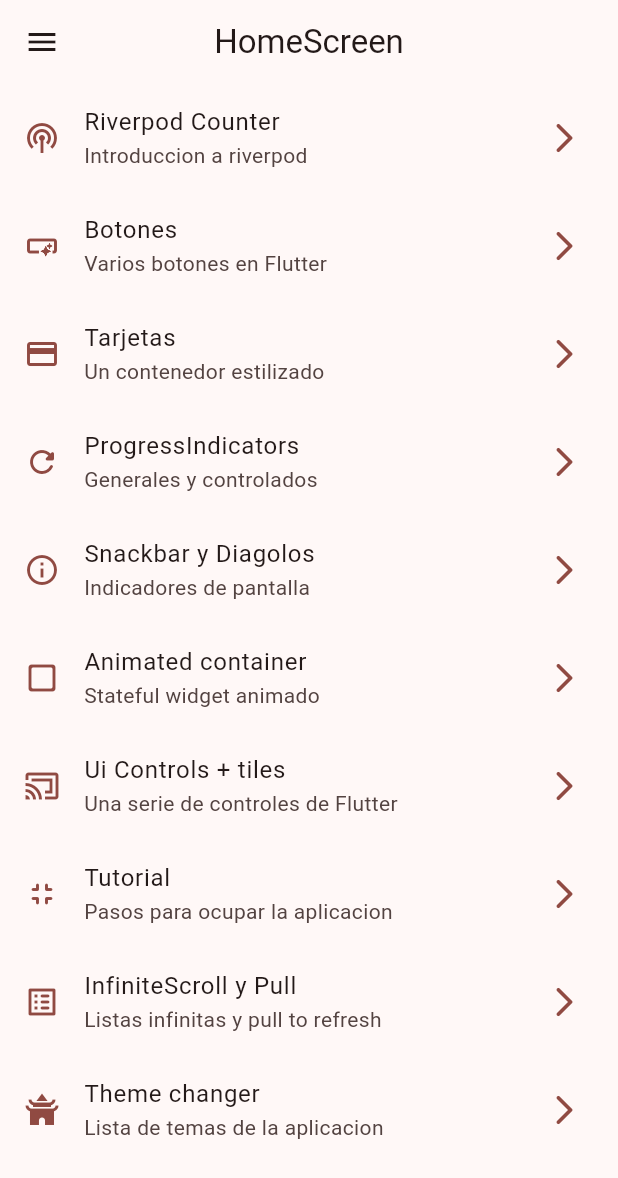
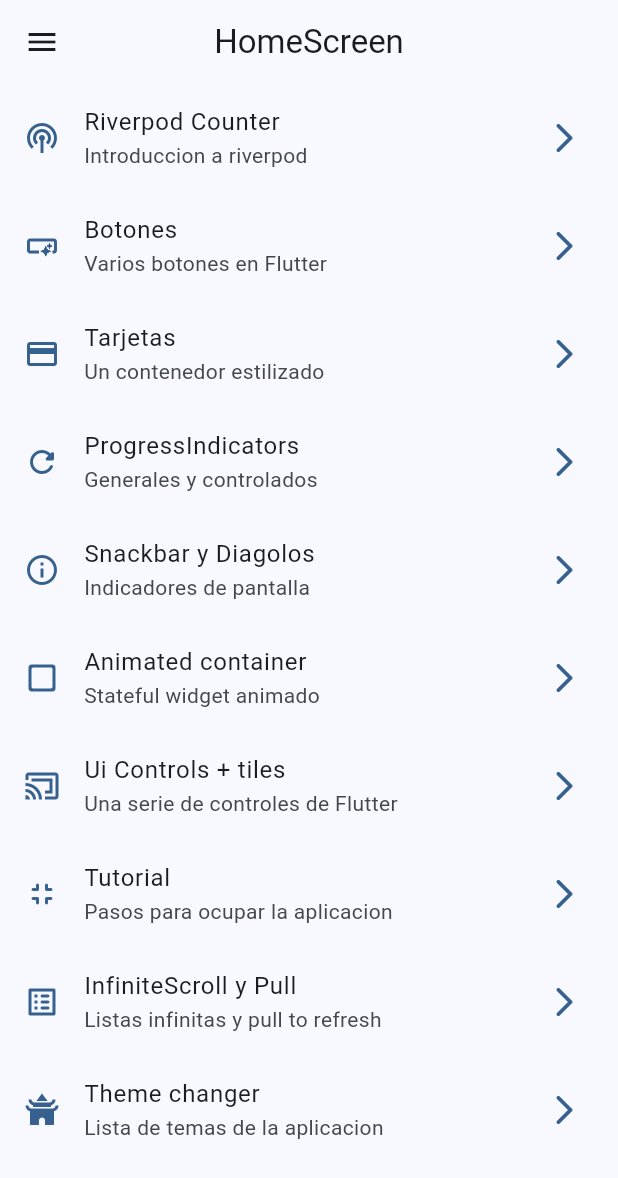
Before and after one commit to dvl666/widgets_app, a Flutter app: the screen it shows after launch, on a phone screen of 412 x 824 dp. Shown: the top 1178 px of the screen. Run offline on Flutter 3.47's test engine with Material 2 defaults, Android fonts, the phone set to English and light mode, and no system bars; our stand-ins replace animate_do, flutter_riverpod, go_router.

Commit message:
add riverpod on isDarkMode and selectedColor

```diff
--- a/lib/main.dart
+++ b/lib/main.dart
@@ -18,15 +18,16 @@ class MainApp extends ConsumerWidget {
   @override
   Widget build(BuildContext context, ref) {
 
-    final int selectedColor = ref.watch(selectedColorProvider);
-    final isDarkMode = ref.watch(isDarkModeProvider);
+    // final int selectedColor = ref.watch(selectedColorProvider);
+    // final isDarkMode = ref.watch(isDarkModeProvider);
+    final appTheme = ref.watch(themeNotifierProvider);
 
 
     return MaterialApp.router(
       title: 'Flutter Widgets',
       routerConfig: appRouter,
       debugShowCheckedModeBanner: false,
-      theme: AppTheme(selectedColor: selectedColor, isDarkMode: isDarkMode).getTheme(),
+      theme: appTheme.getTheme(),
     );
   }
 }
```
Also changed, not shown: lib/config/theme/app_theme.dart (+8 -0 lines), lib/presentation/providers/theme_provider.dart (+21 -0 lines), lib/presentation/screens/theme/theme_changer_screen.dart (+9 -4 lines).
